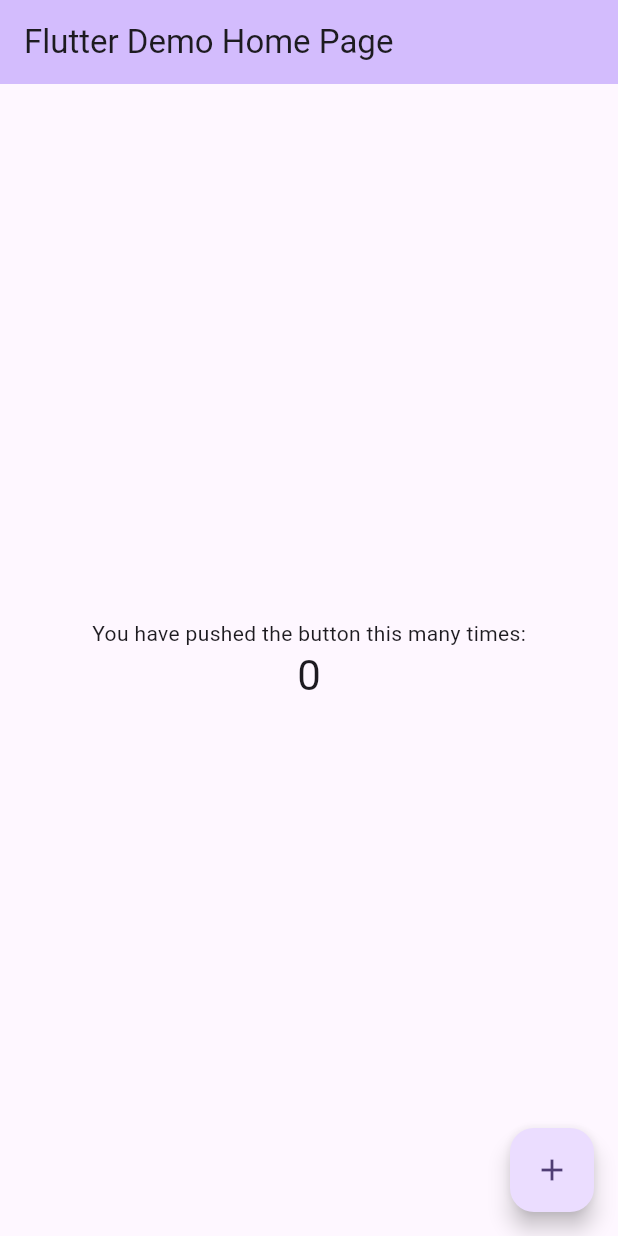
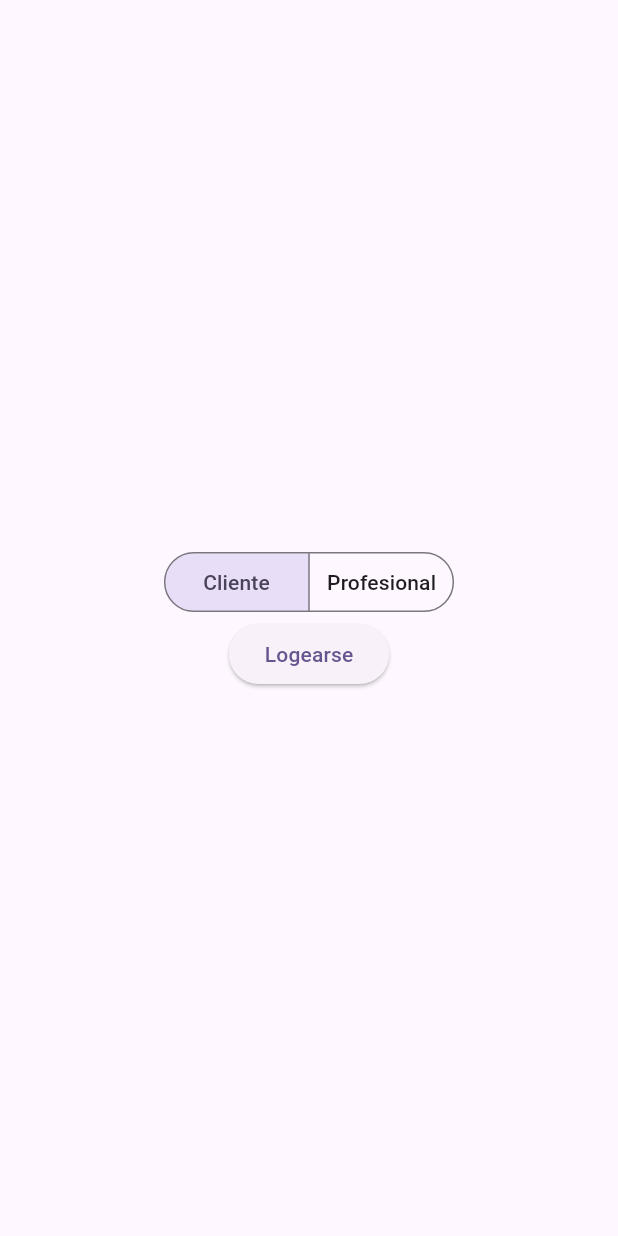
Before and after one commit to afuentessalazar/Proyecto-Kinnin, a Flutter app: the screen it shows after launch, on a phone screen of 412 x 824 dp. Run offline on Flutter 3.47's test engine with Material 3 defaults, Android fonts, the phone set to English and light mode, and no system bars.

Commit message:
Inicio basico

```diff
--- a/lib/main.dart
+++ b/lib/main.dart
@@ -1,8 +1,13 @@
 import 'package:flutter/material.dart';
+import 'package:proyecto_kinnin/screens/home_profesional.dart';
+import 'package:proyecto_kinnin/screens/home_usuario.dart';
+import 'package:proyecto_kinnin/screens/login.dart';
 
 void main() {
   runApp(const MyApp());
 }
+
+var navigatorKey = GlobalKey<NavigatorState>();
 
 class MyApp extends StatelessWidget {
   const MyApp({super.key});
@@ -13,110 +18,24 @@ class MyApp extends StatelessWidget {
     return MaterialApp(
       title: 'Flutter Demo',
       theme: ThemeData(
-        // This is the theme of your application.
-        //
-        // TRY THIS: Try running your application with "flutter run". You'll see
-        // the application has a purple toolbar. Then, without quitting the app,
-        // try changing the seedColor in the colorScheme below to Colors.green
-        // and then invoke "hot reload" (save your changes or press the "hot
-        // reload" button in a Flutter-supported IDE, or press "r" if you used
-        // the command line to start the app).
-        //
-        // Notice that the counter didn't reset back to zero; the application
-        // state is not lost during the reload. To reset the state, use hot
-        // restart instead.
-        //
-        // This works for code too, not just values: Most code changes can be
-        // tested with just a hot reload.
         colorScheme: ColorScheme.fromSeed(seedColor: Colors.deepPurple),
       ),
-      home: const MyHomePage(title: 'Flutter Demo Home Page'),
+      home: const Login(),
+      navigatorKey: navigatorKey,
+      routes: {Login.routeName: (context) => const Login()},
+      onGenerateRoute: (settings) {
+        switch (settings.name) {
+          case Login.routeName:
+            return MaterialPageRoute(builder: (ctx) => const Login());
+          case HomeUsuario.routeName:
+            return MaterialPageRoute(builder: (ctx) => const HomeUsuario());
+          case HomeProfesional.routeName:
+            return MaterialPageRoute(builder: (ctx) => const HomeProfesional());
+          // Add more routes here as needed
+          default:
+        }
+        return null;
+      },
     );
   }
 }
-
-class MyHomePage extends StatefulWidget {
-  const MyHomePage({super.key, required this.title});
-
-  // This widget is the home page of your application. It is stateful, meaning
-  // that it has a State object (defined below) that contains fields that affect
-  // how it looks.
-
-  // This class is the configuration for the state. It holds the values (in this
-  // case the title) provided by the parent (in this case the App widget) and
-  // used by the build method of the State. Fields in a Widget subclass are
-  // always marked "final".
-
-  final String title;
-
-  @override
-  State<MyHomePage> createState() => _MyHomePageState();
-}
-
-class _MyHomePageState extends State<MyHomePage> {
-  int _counter = 0;
-
-  void _incrementCounter() {
-    setState(() {
-      // This call to setState tells the Flutter framework that something has
-      // changed in this State, which causes it to rerun the build method below
-      // so that the display can reflect the updated values. If we changed
-      // _counter without calling setState(), then the build method would not be
-      // called again, and so nothing would appear to happen.
-      _counter++;
-    });
-  }
-
-  @override
-  Widget build(BuildContext context) {
-    // This method is rerun every time setState is called, for instance as done
-    // by the _incrementCounter method above.
-    //
-    // The Flutter framework has been optimized to make rerunning build methods
-    // fast, so that you can just rebuild anything that needs updating rather
-    // than having to individually change instances of widgets.
-    return Scaffold(
-      appBar: AppBar(
-        // TRY THIS: Try changing the color here to a specific color (to
-        // Colors.amber, perhaps?) and trigger a hot reload to see the AppBar
-        // change color while the other colors stay the same.
-        backgroundColor: Theme.of(context).colorScheme.inversePrimary,
-        // Here we take the value from the MyHomePage object that was created by
-        // the App.build method, and use it to set our appbar title.
-        title: Text(widget.title),
-      ),
-      body: Center(
-        // Center is a layout widget. It takes a single child and positions it
-        // in the middle of the parent.
-        child: Column(
-          // Column is also a layout widget. It takes a list of children and
-          // arranges them vertically. By default, it sizes itself to fit its
-          // children horizontally, and tries to be as tall as its parent.
-          //
-          // Column has various properties to control how it sizes itself and
-          // how it positions its children. Here we use mainAxisAlignment to
-          // center the children vertically; the main axis here is the vertical
-          // axis because Columns are vertical (the cross axis would be
-          // horizontal).
-          //
-          // TRY THIS: Invoke "debug painting" (choose the "Toggle Debug Paint"
-          // action in the IDE, or press "p" in the console), to see the
-          // wireframe for each widget.
-          mainAxisAlignment: MainAxisAlignment.center,
-          children: <Widget>[
-            const Text('You have pushed the button this many times:'),
-            Text(
-              '$_counter',
-              style: Theme.of(context).textTheme.headlineMedium,
-            ),
-          ],
-        ),
-      ),
-      floatingActionButton: FloatingActionButton(
-        onPressed: _incrementCounter,
-        tooltip: 'Increment',
-        child: const Icon(Icons.add),
-      ), // This trailing comma makes auto-formatting nicer for build methods.
-    );
-  }
-}
--- /dev/null
+++ b/lib/screens/home_profesional.dart
@@ -0,0 +1,15 @@
+import 'package:flutter/material.dart';
+
+class HomeProfesional extends StatelessWidget {
+  const HomeProfesional({super.key});
+
+  static const routeName = "home_profesional";
+
+  @override
+  Widget build(BuildContext context) {
+    return Scaffold(
+      appBar: AppBar(title: const Text("Home Profesional")),
+      body: Center(child: Text("Bienvenido al Home Profesional")),
+    );
+  }
+}
--- /dev/null
+++ b/lib/screens/login.dart
@@ -0,0 +1,71 @@
+import 'package:flutter/material.dart';
+import 'package:proyecto_kinnin/screens/home_profesional.dart';
+import 'package:proyecto_kinnin/screens/home_usuario.dart';
+
+enum UserType { cliente, profesional }
+
+class Login extends StatefulWidget {
+  const Login({super.key});
+
+  static const routeName = "login";
+
+  @override
+  State<Login> createState() => _LoginState();
+}
+
+class _LoginState extends State<Login> {
+  Set<UserType> _selection = {UserType.cliente};
+
+  @override
+  Widget build(BuildContext context) {
+    return Scaffold(
+      body: Row(
+        mainAxisAlignment: MainAxisAlignment.center,
+        children: [
+          Column(
+            mainAxisAlignment: MainAxisAlignment.center,
+            children: [
+              SegmentedButton(
+                segments: const <ButtonSegment<UserType>>[
+                  ButtonSegment(
+                    value: UserType.cliente,
+                    label: Text("Cliente"),
+                  ),
+                  ButtonSegment(
+                    value: UserType.profesional,
+                    label: Text("Profesional"),
+                  ),
+                ],
+                selected: _selection,
+                onSelectionChanged: (Set<UserType> newSelection) {
+                  setState(() {
+                    _selection = newSelection;
+                  });
+                },
+                showSelectedIcon: false,
+              ),
+              ElevatedButton(
+                onPressed: () {
+                  if (_selection.contains(UserType.profesional)) {
+                    Navigator.push(
+                      context,
+                      MaterialPageRoute(
+                        builder: (ctx) => const HomeProfesional(),
+                      ),
+                    );
+                  } else {
+                    Navigator.push(
+                      context,
+                      MaterialPageRoute(builder: (ctx) => const HomeUsuario()),
+                    );
+                  }
+                },
+                child: Text("Logearse"),
+              ),
+            ],
+          ),
+        ],
+      ),
+    );
+  }
+}
```
Also changed, not shown: lib/screens/home_usuario.dart (added, +15 -0 lines).
